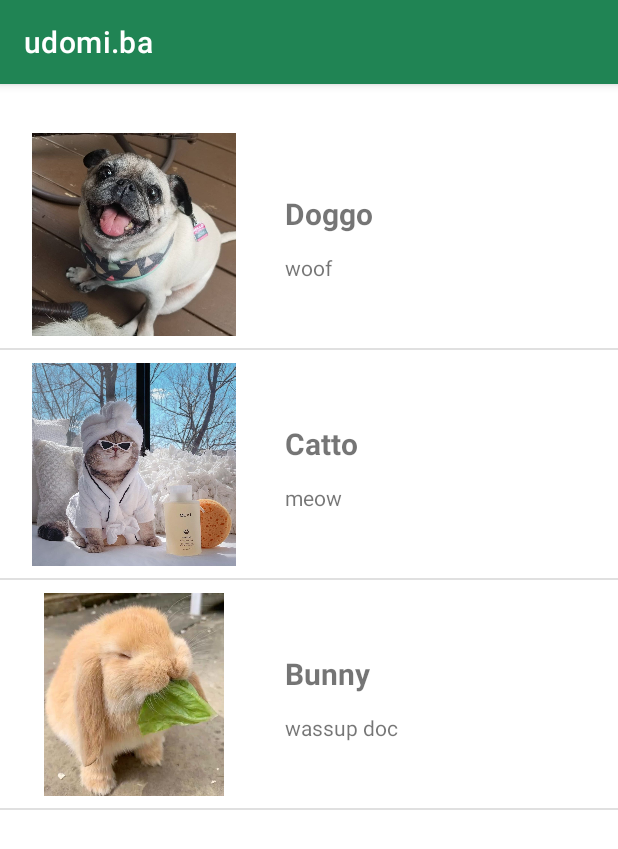
After one commit to rania-w/mobile-programming-udomi, an Android app: the fragment HomepageFragment shown on its own in the app's theme, on a phone screen of 412 x 824 dp. The commit adds this screen. Shown: the top 849 px of the screen. Run offline under Robolectric (Android 15) with nearby library versions, the phone set to English and light mode, and no system bars.

Commit message:
fragments works

```diff
--- /dev/null
+++ b/app/src/main/java/com/example/udomiba/HomepageFragment.java
@@ -0,0 +1,61 @@
+package com.example.udomiba;
+
+import android.content.Intent;
+import android.os.Bundle;
+import android.view.LayoutInflater;
+import android.view.View;
+import android.view.ViewGroup;
+import android.widget.AdapterView;
+import android.widget.ListView;
+
+import androidx.annotation.NonNull;
+import androidx.annotation.Nullable;
+import androidx.fragment.app.Fragment;
+
+import java.util.ArrayList;
+import java.util.List;
+
+public class HomepageFragment extends Fragment {
+    public static final String EXTRA_IMAGE = "EXTRA_IMAGE";
+    public static final String EXTRA_NAME = "EXTRA_NAME";
+    public static final String EXTRA_DESCRIPTION = "EXTRA_DESCRIPTION";
+    private ListView listView;
+
+    List<Pet> petList;
+
+    @Nullable
+    @Override
+    public View onCreateView(@NonNull LayoutInflater inflater, @Nullable ViewGroup container, @Nullable Bundle savedInstanceState){
+        View view = inflater.inflate(R.layout.fragment_home, container, false);
+
+        listView = view.findViewById(R.id.list_view_container);
+
+        CustomListViewAdapter customListViewAdapter = new CustomListViewAdapter(getActivity(), getPetList());
+        listView.setAdapter(customListViewAdapter);
+        //listView.setOnItemClickListener(onItemClickListener);
+        return view;
+    }
+
+    private AdapterView.OnItemClickListener onItemClickListener = new AdapterView.OnItemClickListener() {
+        @Override
+        public void onItemClick(AdapterView<?> parent, View view, int position, long id) {
+            Pet pet = (Pet) parent.getItemAtPosition(position);
+            Intent intent = new Intent(getActivity(), ShowPet.class);
+            intent.putExtra(EXTRA_IMAGE,pet.getPhoto());
+            intent.putExtra(EXTRA_NAME, pet.getName());
+            intent.putExtra(EXTRA_DESCRIPTION, pet.getDescription());
+
+            startActivity(intent);
+        }
+    };
+
+   private List<Pet> getPetList(){
+        List<Pet> petList=new ArrayList<>();
+        petList.add(new Pet("Doggo", "woof", R.drawable.dog1, "vakcinisan", "mužjak", "2020-02-02"));
+        petList.add(new Pet("Catto", "meow", R.drawable.cat1, "vakcinisana", "ženka", "2020-01-01"));
+        petList.add(new Pet("Bunny", "wassup doc", R.drawable.bunny1, "nevakcinisan", "mužjak", "2020-03-03"));
+        return petList;
+    }
+
+
+}
--- a/app/src/main/java/com/example/udomiba/LoginPage.java
+++ b/app/src/main/java/com/example/udomiba/LoginPage.java
@@ -17,7 +17,7 @@ public class LoginPage extends AppCompatActivity {
     }
 
     public void moveToHomepage(View view){
-        Intent intent = new Intent(this, Homepage.class);
+        Intent intent = new Intent(this, MainActivity.class);
         startActivity(intent);
     }
 
--- /dev/null
+++ b/app/src/main/res/layout/fragment_home.xml
@@ -0,0 +1,17 @@
+<?xml version="1.0" encoding="utf-8"?>
+<androidx.constraintlayout.widget.ConstraintLayout xmlns:android="http://schemas.android.com/apk/res/android"
+    xmlns:app="http://schemas.android.com/apk/res-auto"
+    xmlns:tools="http://schemas.android.com/tools"
+    android:layout_width="match_parent"
+    android:layout_height="match_parent">
+
+    <ListView
+        android:id="@+id/list_view_container"
+        android:layout_width="0dp"
+        android:layout_height="0dp"
+        android:layout_marginTop="24dp"
+        app:layout_constraintBottom_toBottomOf="parent"
+        app:layout_constraintEnd_toEndOf="parent"
+        app:layout_constraintStart_toStartOf="parent"
+        app:layout_constraintTop_toTopOf="parent" />
+</androidx.constraintlayout.widget.ConstraintLayout>
--- /dev/null
+++ b/app/src/main/res/layout/fragment_missing.xml
@@ -0,0 +1,6 @@
+<?xml version="1.0" encoding="utf-8"?>
+<androidx.constraintlayout.widget.ConstraintLayout xmlns:android="http://schemas.android.com/apk/res/android"
+    android:layout_width="match_parent"
+    android:layout_height="match_parent">
+
+</androidx.constraintlayout.widget.ConstraintLayout>
--- /dev/null
+++ b/app/src/main/res/layout/fragment_mypets.xml
@@ -0,0 +1,6 @@
+<?xml version="1.0" encoding="utf-8"?>
+<androidx.constraintlayout.widget.ConstraintLayout xmlns:android="http://schemas.android.com/apk/res/android"
+    xmlns:app="http://schemas.android.com/apk/res-auto"
+    xmlns:tools="http://schemas.android.com/tools"
+    android:layout_width="match_parent"
+    android:layout_height="match_parent"/>
--- a/app/src/main/res/values/strings.xml
+++ b/app/src/main/res/values/strings.xml
@@ -2,7 +2,7 @@
     <string name="app_name">udomi.ba</string>
     <string name="description">Opis ljubimca</string>
     <string name="gender">Spol</string>
-    <string name = "vaccinated">Vakcinacija</string>
+    <string name="vaccinated">Vakcinacija</string>
     <string name="birthdate">Datum rođenja</string>
     <string name="adopt">Udomi!</string>
     <string name="unesimail">Unesite e-mail</string>
```
Also changed, not shown: app/src/main/AndroidManifest.xml (+12 -11 lines), app/src/main/java/com/example/udomiba/MainActivity.java (added, +81 -0 lines), app/src/main/java/com/example/udomiba/MissingPetsFragment.java (added, +18 -0 lines), app/src/main/java/com/example/udomiba/MyPetsFragment.java (added, +18 -0 lines), app/src/main/java/com/example/udomiba/ShowPet.java (+6 -6 lines), app/src/main/java/com/example/udomiba/ViewPageAdapter.java (added, +34 -0 lines), app/src/main/res/layout/activity_main.xml (added, +26 -0 lines).
